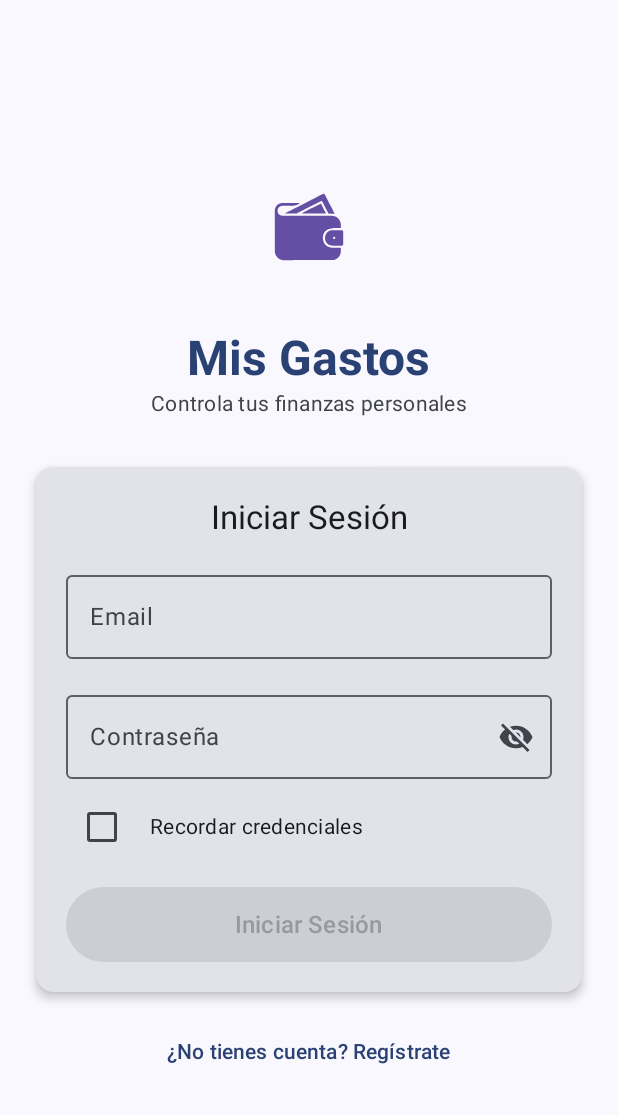
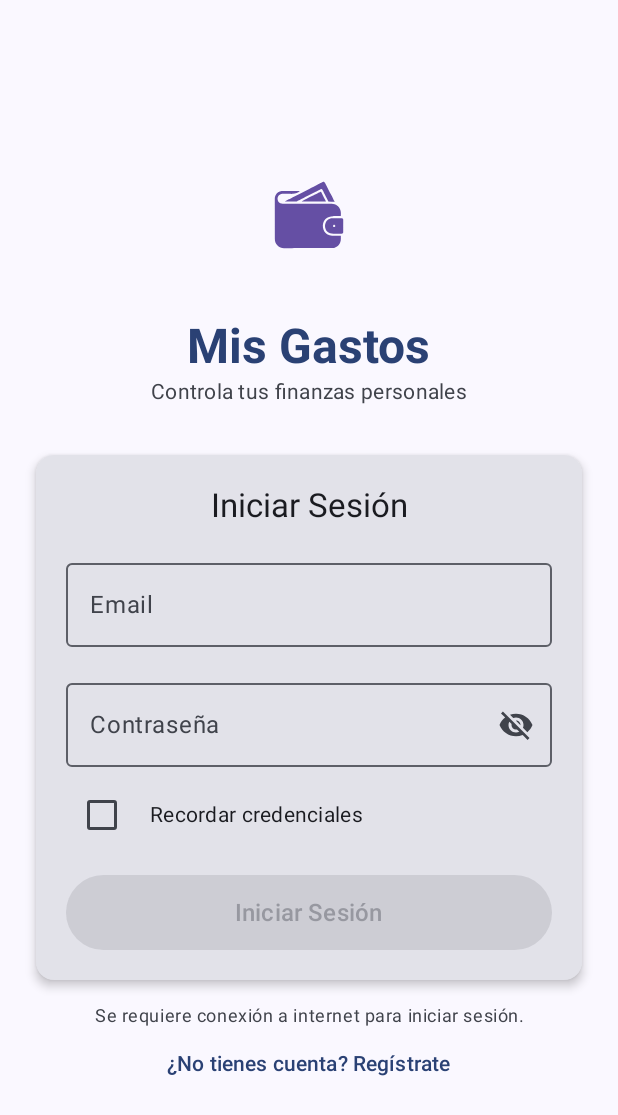
Before and after one commit to juan480ps/Gastos, an Android app built with Jetpack Compose: the screen it shows after launch (MainActivity), on a phone screen of 412 x 824 dp. Shown: the top 1115 px of the screen. Run offline under Robolectric (Android 15) with nearby library versions, the phone set to English and light mode, and no system bars; our stand-ins replace Room's generated code; 4 statements that could not run were skipped.

Commit message:
se agrega seguridad n8 para proteger el codigo fuente y mensaje de conexion obligatoria para inciar sesion

```diff
--- a/app/src/main/java/com/uaa/misgastosapp/ui/LoginScreen.kt
+++ b/app/src/main/java/com/uaa/misgastosapp/ui/LoginScreen.kt
@@ -29,6 +29,7 @@ import com.uaa.misgastosapp.R
 import com.uaa.misgastosapp.Routes
 import com.uaa.misgastosapp.ui.viewmodel.AuthViewModel
 import android.widget.Toast
+import androidx.compose.ui.text.style.TextAlign
 
 @OptIn(ExperimentalMaterial3Api::class)
 @Composable
@@ -213,6 +214,14 @@ fun LoginScreen(
 
                 Spacer(modifier = Modifier.height(16.dp))
 
+                Text(
+                    text = "Se requiere conexión a internet para iniciar sesión.",
+                    style = MaterialTheme.typography.bodySmall,
+                    color = MaterialTheme.colorScheme.onSurfaceVariant,
+                    textAlign = TextAlign.Center,
+                    modifier = Modifier.padding(horizontal = 16.dp)
+                )
+
                 TextButton(
                     onClick = { navController.navigate(Routes.REGISTER) },
                     enabled = !isLoading
```
Also changed, not shown: app/build.gradle.kts (+20 -2 lines).
